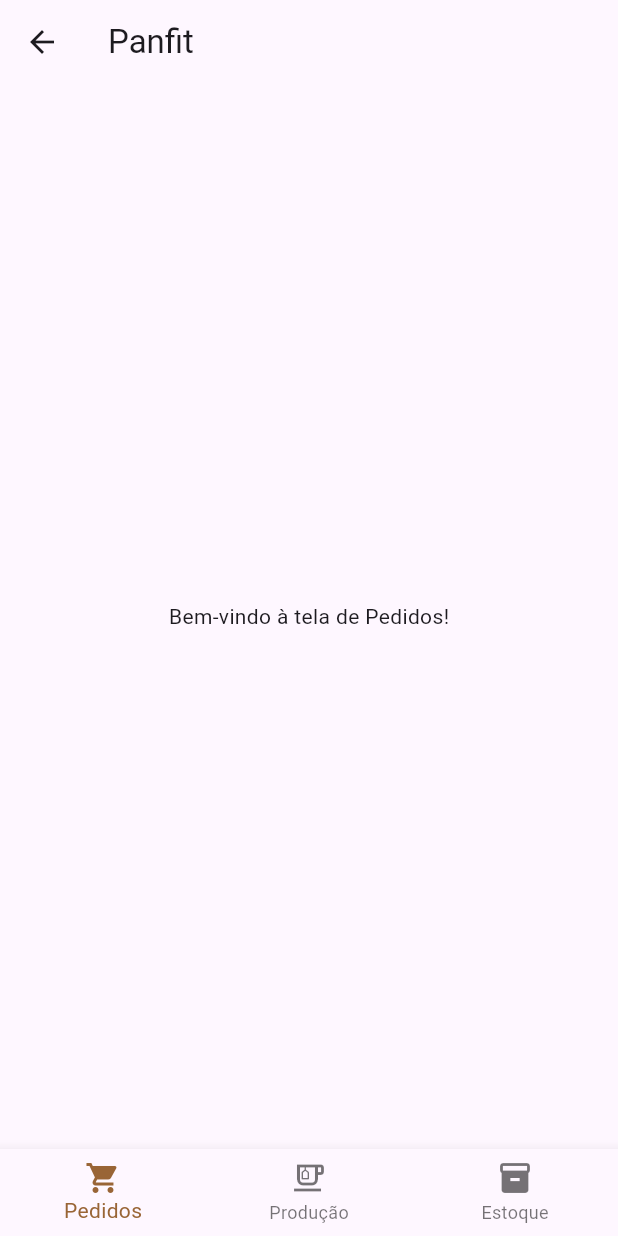
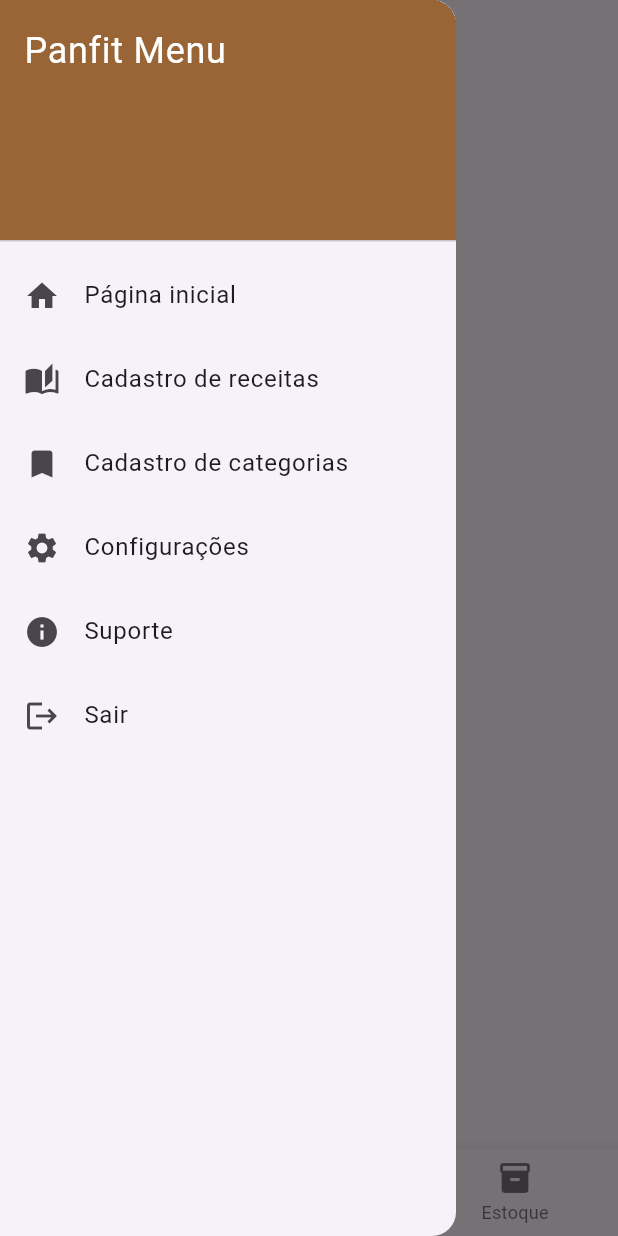
Before and after one commit to danielfercope/ong-amigos-em-acao-front, a Flutter app: the UserMainScreen screen opened by its route, with the side drawer open (before the commit the screen has no drawer), on a phone screen of 412 x 824 dp. Run offline on Flutter 3.47's test engine with Material 3 defaults, Android fonts, the phone set to English and light mode, and no system bars.

Commit message:
Página de Estoque (Cadastro de Insumos)

```diff
--- /dev/null
+++ b/lib/components/side_bar.dart
@@ -0,0 +1,74 @@
+import 'package:flutter/material.dart';
+
+class SideBar extends StatelessWidget {
+  @override
+  Widget build(BuildContext context) {
+    return Drawer(
+      child: ListView(
+        padding: EdgeInsets.zero,
+        children: [
+          DrawerHeader(
+            decoration: BoxDecoration(
+              color: Color(0xFF996536),
+            ),
+            child: Text(
+              'Panfit Menu',
+              style: TextStyle(
+                color: Colors.white,
+                fontSize: 24,
+              ),
+            ),
+          ),
+          ListTile(
+            leading: Icon(Icons.home),
+            title: Text('Página inicial'),
+            onTap: () {
+              Navigator.pop(context);
+              // Informar arquivo dart para direcionar usuário
+            },
+          ),
+          ListTile(
+            leading: Icon(Icons.auto_stories),
+            title: Text('Cadastro de receitas'),
+            onTap: () {
+              Navigator.pop(context);
+              // Informar arquivo dart para direcionar usuário
+            },
+          ),
+          ListTile(
+            leading: Icon(Icons.bookmark),
+            title: Text('Cadastro de categorias'),
+            onTap: () {
+              Navigator.pop(context);
+              // Informar arquivo dart para direcionar usuário
+            },
+          ),
+          ListTile(
+            leading: Icon(Icons.settings),
+            title: Text('Configurações'),
+            onTap: () {
+              Navigator.pop(context);
+              // Informar arquivo dart para direcionar usuário
+            },
+          ),
+          ListTile(
+            leading: Icon(Icons.info),
+            title: Text('Suporte'),
+            onTap: () {
+              Navigator.pop(context);
+              // Informar arquivo dart para direcionar usuário
+            },
+          ),
+          ListTile(
+            leading: Icon(Icons.logout),
+            title: Text('Sair'),
+            onTap: () {
+              Navigator.pop(context);
+              // Direcionar usuário para página de login
+            },
+          ),
+        ],
+      ),
+    );
+  }
+}
--- a/lib/screens/production/cooking.dart
+++ b/lib/screens/production/cooking.dart
@@ -3,8 +3,10 @@ import 'package:flutter/material.dart';
 class CookingPage extends StatelessWidget {
   @override
   Widget build(BuildContext context) {
-    return Center(
-      child: Text('Em produção'),
+    return Scaffold(
+      body: Center(
+        child: Text('Em produção'),
+      ),
     );
   }
 }
--- a/lib/screens/sign_in/password_reset.dart
+++ b/lib/screens/sign_in/password_reset.dart
@@ -11,6 +11,7 @@ class _PasswordResetPageState extends State<PasswordResetPage> {
   @override
   Widget build(BuildContext context) {
     return Scaffold(
+      backgroundColor: Colors.white,
       appBar: AppBar(
         title: Text('Restaurar Senha'),
       ),
--- a/lib/screens/sign_in/register.dart
+++ b/lib/screens/sign_in/register.dart
@@ -4,6 +4,7 @@ class RegisterPage extends StatelessWidget {
   @override
   Widget build(BuildContext context) {
     return Scaffold(
+      backgroundColor: Colors.white,
       appBar: AppBar(
         leading: IconButton(
           icon: Icon(Icons.arrow_back),
--- a/lib/screens/sign_in/user_type.dart
+++ b/lib/screens/sign_in/user_type.dart
@@ -4,6 +4,7 @@ class UserTypePage extends StatelessWidget {
   @override
   Widget build(BuildContext context) {
     return Scaffold(
+      backgroundColor: Colors.white,
       appBar: AppBar(
         leading: IconButton(
           icon: Icon(Icons.arrow_back),
--- a/lib/screens/user_main_screen.dart
+++ b/lib/screens/user_main_screen.dart
@@ -2,6 +2,7 @@ import 'package:flutter/material.dart';
 import 'production/orders.dart';
 import 'production/cooking.dart';
 import 'production/stock.dart';
+import 'package:panfit_app/components/side_bar.dart';
 
 class UserMainScreen extends StatefulWidget {
   @override
@@ -26,9 +27,15 @@ class _UserMainScreenState extends State<UserMainScreen> {
   @override
   Widget build(BuildContext context) {
     return Scaffold(
+      backgroundColor: Colors.white,
       appBar: AppBar(
-        title: Text('Panfit'),
+        centerTitle: true,
+        title: Image.asset(
+          'assets/panfitLogo.png',
+          height: 40,
+        ),
       ),
+      drawer: SideBar(),
       body: Center(
         child: _pages.elementAt(_selectedIndex),
       ),
--- a/pubspec.yaml
+++ b/pubspec.yaml
@@ -31,6 +31,8 @@ dependencies:
   flutter:
     sdk: flutter
 
+  intl: ^0.17.0
+
 
   # The following adds the Cupertino Icons font to your application.
   # Use with the CupertinoIcons class for iOS style icons.
@@ -45,7 +47,7 @@ dev_dependencies:
   # activated in the `analysis_options.yaml` file located at the root of your
   # package. See that file for information about deactivating specific lint
   # rules and activating additional ones.
-  flutter_lints: ^4.0.0
+  flutter_lints: ^5.0.0
 
 # For information on the generic Dart part of this file, see the
 # following page: https://dart.dev/tools/pub/pubspec
```
Also changed, not shown: lib/screens/production/register/input_register.dart (added, +184 -0 lines), lib/screens/production/stock.dart (+52 -2 lines), assets/panfitLogo.png, pubspec.lock.
